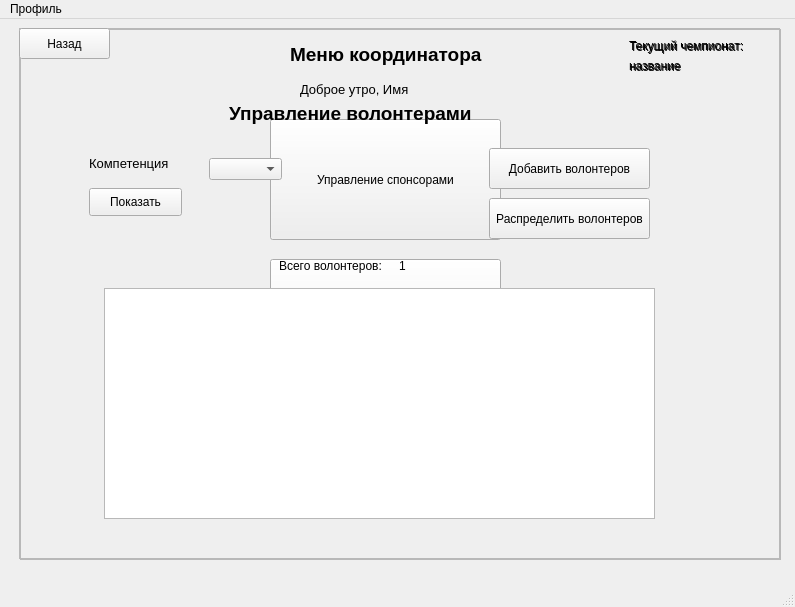
Before: the Qt Designer form ui_files/CoordinatorWindowUi.ui in antons201/WorldSkills__CourseWork, drawn with Qt 5.
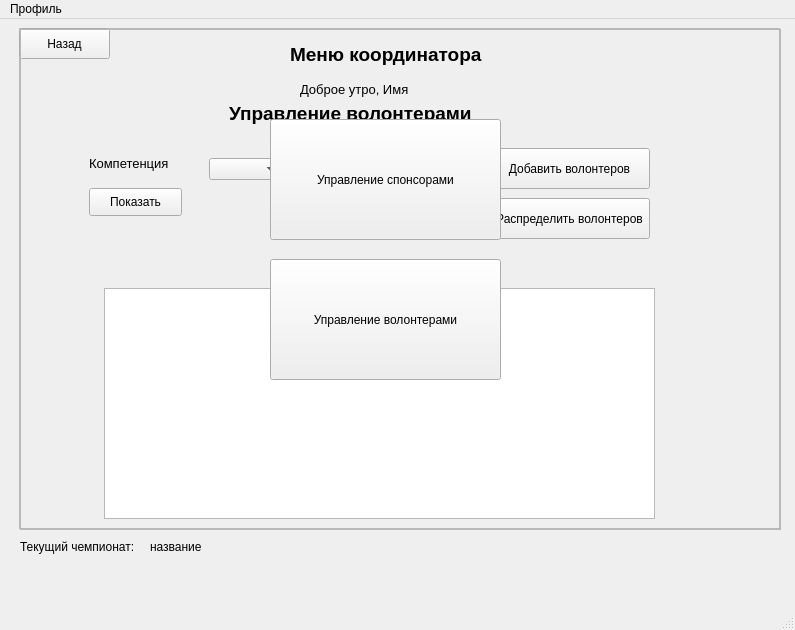
After: the same form once the commit is applied.

The edit to the form file:
```diff
--- a/ui_files/CoordinatorWindowUi.ui
+++ b/ui_files/CoordinatorWindowUi.ui
@@ -7,7 +7,7 @@
     <x>0</x>
     <y>0</y>
     <width>795</width>
-    <height>607</height>
+    <height>630</height>
    </rect>
   </property>
   <property name="windowTitle">
@@ -20,7 +20,7 @@
       <x>20</x>
       <y>10</y>
       <width>761</width>
-      <height>531</height>
+      <height>501</height>
      </rect>
     </property>
     <property name="frameShape">
@@ -93,32 +93,6 @@
       <string>Управление спонсорами</string>
      </property>
     </widget>
-    <widget class="QLabel" name="ThisChempionshipsLabel">
-     <property name="geometry">
-      <rect>
-       <x>610</x>
-       <y>10</y>
-       <width>141</width>
-       <height>16</height>
-      </rect>
-     </property>
-     <property name="text">
-      <string>Текущий чемпионат:</string>
-     </property>
-    </widget>
-    <widget class="QLabel" name="NameChempionshipsLabel">
-     <property name="geometry">
-      <rect>
-       <x>610</x>
-       <y>30</y>
-       <width>81</width>
-       <height>16</height>
-      </rect>
-     </property>
-     <property name="text">
-      <string>название</string>
-     </property>
-    </widget>
    </widget>
    <widget class="QFrame" name="VolunteersFrame">
     <property name="geometry">
@@ -126,7 +100,7 @@
       <x>19</x>
       <y>9</y>
       <width>761</width>
-      <height>531</height>
+      <height>501</height>
      </rect>
     </property>
     <property name="frameShape">
@@ -271,24 +245,12 @@
       <string>Назад</string>
      </property>
     </widget>
-    <widget class="QLabel" name="NameChempionshipsLabel_2">
-     <property name="geometry">
-      <rect>
-       <x>610</x>
-       <y>30</y>
-       <width>81</width>
-       <height>16</height>
-      </rect>
-     </property>
-     <property name="text">
-      <string>название</string>
-     </property>
     </widget>
     <widget class="QLabel" name="ThisChempionshipsLabel_2">
      <property name="geometry">
       <rect>
-       <x>610</x>
-       <y>10</y>
+      <x>20</x>
+      <y>520</y>
        <width>141</width>
        <height>16</height>
       </rect>
@@ -297,7 +259,23 @@
       <string>Текущий чемпионат:</string>
      </property>
     </widget>
+   <widget class="QLabel" name="NameChempionshipsLabel_2">
+    <property name="geometry">
+     <rect>
+      <x>150</x>
+      <y>520</y>
+      <width>81</width>
+      <height>16</height>
+     </rect>
+    </property>
+    <property name="text">
+     <string>название</string>
+    </property>
    </widget>
+   <zorder>VolunteersFrame</zorder>
+   <zorder>ThisChempionshipsLabel_2</zorder>
+   <zorder>NameChempionshipsLabel_2</zorder>
+   <zorder>MainFrame</zorder>
   </widget>
   <widget class="QMenuBar" name="menubar">
    <property name="geometry">
```
Lines whose indentation alone changed are shown as unchanged.
